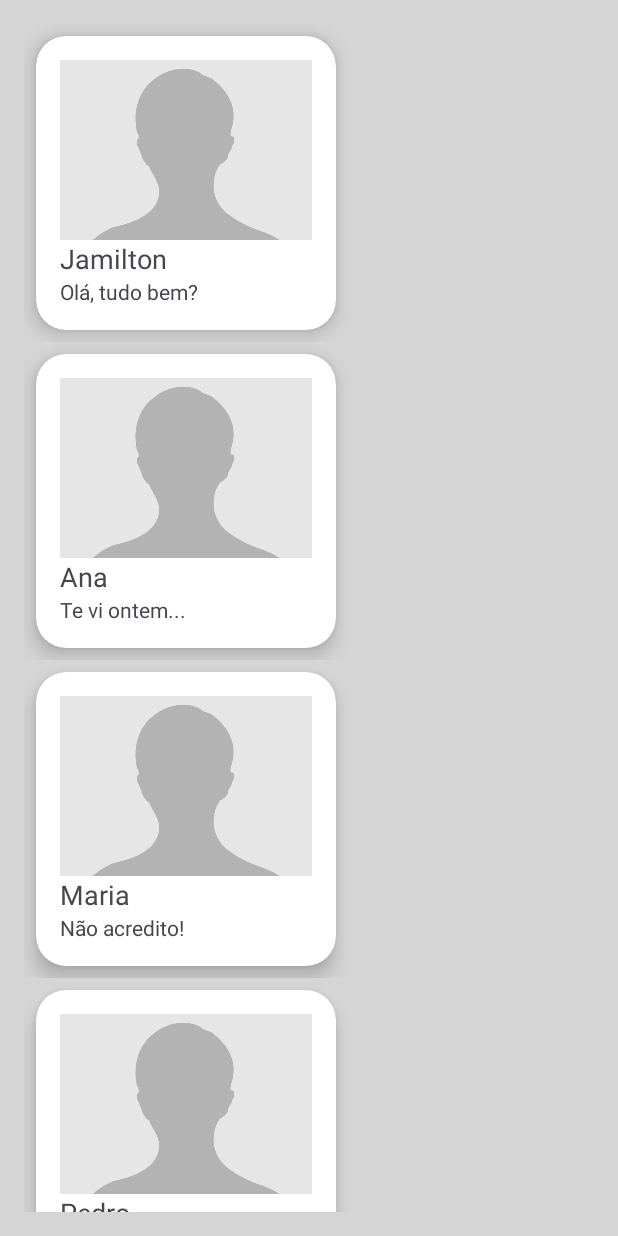
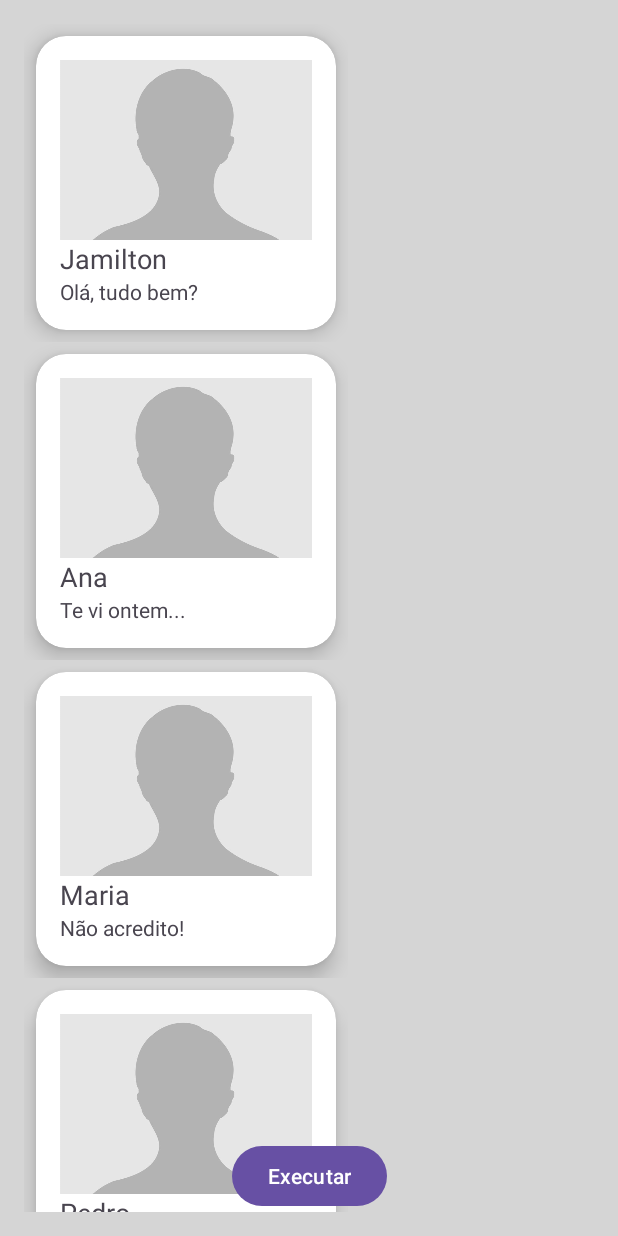
Before and after one commit to deividSantosz/recyclerview_kotlin, an Android app: the screen it shows after launch (Recycler_view), on a phone screen of 412 x 824 dp. Run offline under Robolectric (Android 15) with nearby library versions, the phone set to English and light mode, and no system bars.

Commit message:
Mudança de dados no Recycler View

```diff
--- a/app/src/main/java/com/example/list_view/MensagemAdapter.kt
+++ b/app/src/main/java/com/example/list_view/MensagemAdapter.kt
@@ -11,8 +11,15 @@ import androidx.recyclerview.widget.RecyclerView.Adapter
 import androidx.recyclerview.widget.RecyclerView.ViewHolder
 
 class MensagemAdapter(
-    private val lista:List<Mensagem>
+
 ) : Adapter<MensagemAdapter.MensagemViewHolder>() {
+
+    private var listaMensagens = mutableListOf<Mensagem>()
+    fun atualizarListaDados(lista: MutableList<Mensagem>) {
+        //listaMensagens.add(lista)
+        listaMensagens = lista
+        notifyDataSetChanged()
+    }
 
     inner class MensagemViewHolder(
         val itemView: View
@@ -43,19 +50,20 @@ class MensagemAdapter(
 
     // vinculação dos dados ao view holder
     override fun onBindViewHolder(holder: MensagemViewHolder, position: Int) {
-        val mensagem = lista[position]
+        val mensagem = listaMensagens[position]
         holder.textNome.text = mensagem.nome
         holder.mensagem.text = mensagem.mensagem
 
         //Eventos de clique
-    /*    val context = holder.image_clique.context
+        val context = holder.image_clique.context
         holder.image_clique.setOnClickListener {
-            Toast.makeText(context,  "Olá, ${mensagem.nome}", Toast.LENGTH_SHORT).show()
-        }*/
+            Toast.makeText(context, "Olá, ${mensagem.nome}", Toast.LENGTH_SHORT).show()
+
+        }
     }
 
     //Recuperar a quantidade de itens
     override fun getItemCount(): Int {
-        return lista.size
+        return listaMensagens.size
     }
 }
--- a/app/src/main/java/com/example/list_view/Recycler_view.kt
+++ b/app/src/main/java/com/example/list_view/Recycler_view.kt
@@ -2,6 +2,7 @@ package com.example.list_view
 
 import androidx.appcompat.app.AppCompatActivity
 import android.os.Bundle
+import android.widget.Button
 import androidx.recyclerview.widget.DividerItemDecoration
 import androidx.recyclerview.widget.GridLayoutManager
 import androidx.recyclerview.widget.LinearLayoutManager
@@ -11,22 +12,35 @@ import androidx.recyclerview.widget.RecyclerView.LayoutManager
 class Recycler_view : AppCompatActivity() {
 
     private lateinit var rv_list: RecyclerView;
+    private lateinit var mensagemAdapter: MensagemAdapter
+    private lateinit var btnClique : Button
 
     override fun onCreate(savedInstanceState: Bundle?) {
         super.onCreate(savedInstanceState)
         setContentView(R.layout.activity_recycler_view2)
 
-        val lista = listOf(
+        val lista = mutableListOf(
             Mensagem("Jamilton", "Olá, tudo bem?", "10:45"),
             Mensagem("Ana", "Te vi ontem...", "11:45"),
             Mensagem("Maria", "Não acredito!", "09:15"),
             Mensagem("Pedro", "Futebol hoje de tarde!", "5:22"),
         )
 
-        rv_list = findViewById(R.id.rv_lista);
-        rv_list.adapter = MensagemAdapter(lista);
+        rv_list = findViewById(R.id.rv_lista)
+        btnClique = findViewById(R.id.btn_executar)
+
+
+        mensagemAdapter = MensagemAdapter()
+        mensagemAdapter.atualizarListaDados(lista)
+        rv_list.adapter = mensagemAdapter;
         rv_list.layoutManager = LinearLayoutManager(this)
 
+        btnClique.setOnClickListener {
+            lista.add(
+                Mensagem("Nova Deivid", "teste", "17:12")
+            )
+            mensagemAdapter.atualizarListaDados(lista)
+        }
       /*  rv_list.addItemDecoration(
             DividerItemDecoration (this,
                 RecyclerView.VERTICAL)
--- a/app/src/main/res/layout/activity_recycler_view2.xml
+++ b/app/src/main/res/layout/activity_recycler_view2.xml
@@ -26,7 +26,15 @@
         tools:itemCount="20"
         tools:listitem="@layout/item_rv_lista" />
 
-
+    <Button
+        android:id="@+id/btn_executar"
+        android:layout_width="wrap_content"
+        android:layout_height="wrap_content"
+        android:layout_marginBottom="16dp"
+        android:text="Executar"
+        app:layout_constraintBottom_toBottomOf="parent"
+        app:layout_constraintEnd_toEndOf="parent"
+        app:layout_constraintStart_toStartOf="parent" />
 
 
 </androidx.constraintlayout.widget.ConstraintLayout>
```
